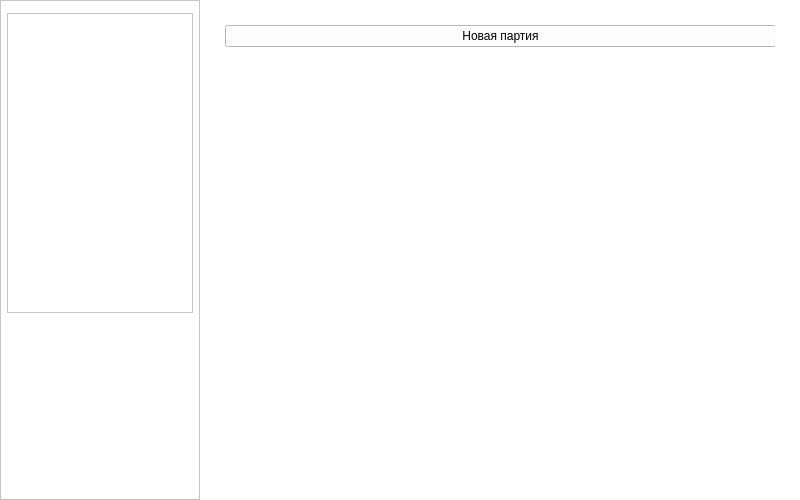
The window that mainwindow.ui (mnekovtoroy/BoardGameApp) describes before a commit, drawn with Qt 5.
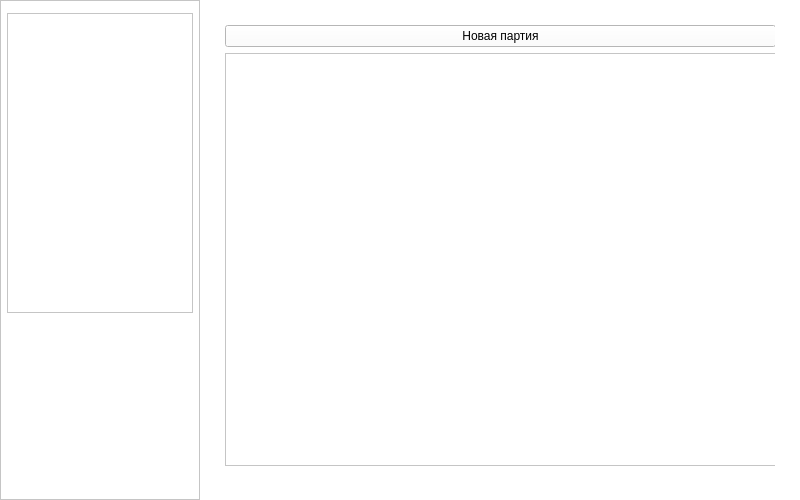
The same window after the commit. The open tabs and pages were chosen to show the change.

Commit message: +games list

```diff
--- a/mainwindow.ui
+++ b/mainwindow.ui
@@ -201,21 +201,32 @@
           </widget>
          </item>
          <item>
-          <layout class="QVBoxLayout" name="gamesList">
-           <item>
-            <spacer name="verticalSpacer">
-             <property name="orientation">
-              <enum>Qt::Vertical</enum>
+          <widget class="QScrollArea" name="gamesListArea">
+           <property name="widgetResizable">
+            <bool>true</bool>
+           </property>
+           <widget class="QWidget" name="scrollAreaWidgetContents_2">
+            <property name="geometry">
+             <rect>
+              <x>0</x>
+              <y>0</y>
+              <width>547</width>
+              <height>401</height>
+             </rect>
+            </property>
+            <widget class="QWidget" name="verticalLayoutWidget_4">
+             <property name="geometry">
+              <rect>
+               <x>0</x>
+               <y>0</y>
+               <width>551</width>
+               <height>401</height>
+              </rect>
              </property>
-             <property name="sizeHint" stdset="0">
-              <size>
-               <width>20</width>
-               <height>40</height>
-              </size>
-             </property>
-            </spacer>
-           </item>
-          </layout>
+             <layout class="QVBoxLayout" name="gamesList"/>
+            </widget>
+           </widget>
+          </widget>
          </item>
         </layout>
        </widget>
```
Left out of the diff: 2 changed lines with no effect on the pictures. The commit also changes 6 other files.
